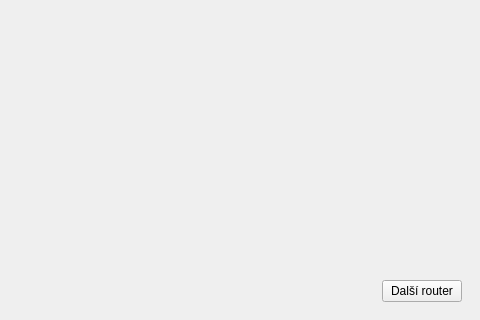
Old version of the form gui/installer.ui in the repository turris-cz/rtools-gui; both pictures show x 120 to 600 and y 180 to 500 of the 600 by 500 pixel window.
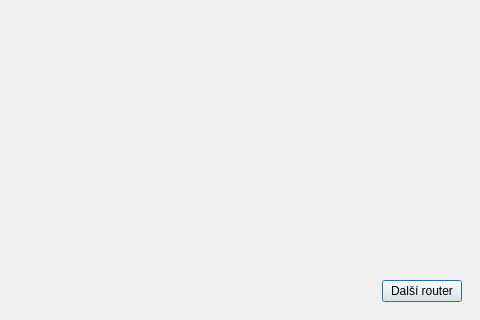
New version of the form. The open tabs and pages were chosen to show the change. Icons and pictures are not drawn.

Commit message: "Další router" button is activated when 'enter' is pressed

Diff of the .ui file:
```diff
--- a/gui/installer.ui
+++ b/gui/installer.ui
@@ -689,6 +689,9 @@
             <property name="text">
              <string>Další router</string>
             </property>
+            <property name="default">
+             <bool>true</bool>
+            </property>
            </widget>
           </item>
          </layout>
```
The commit also changes 1 other file.
